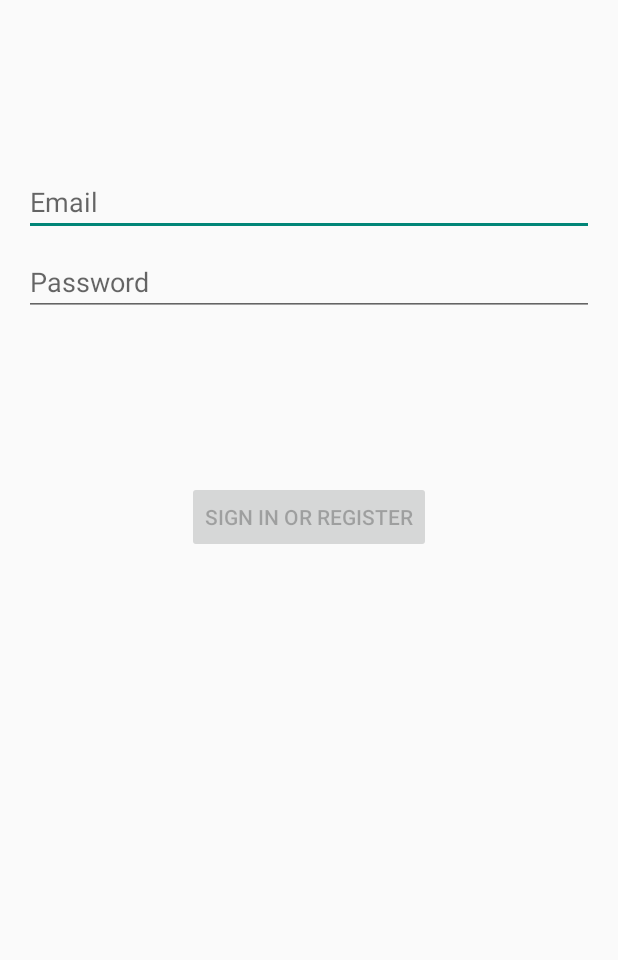
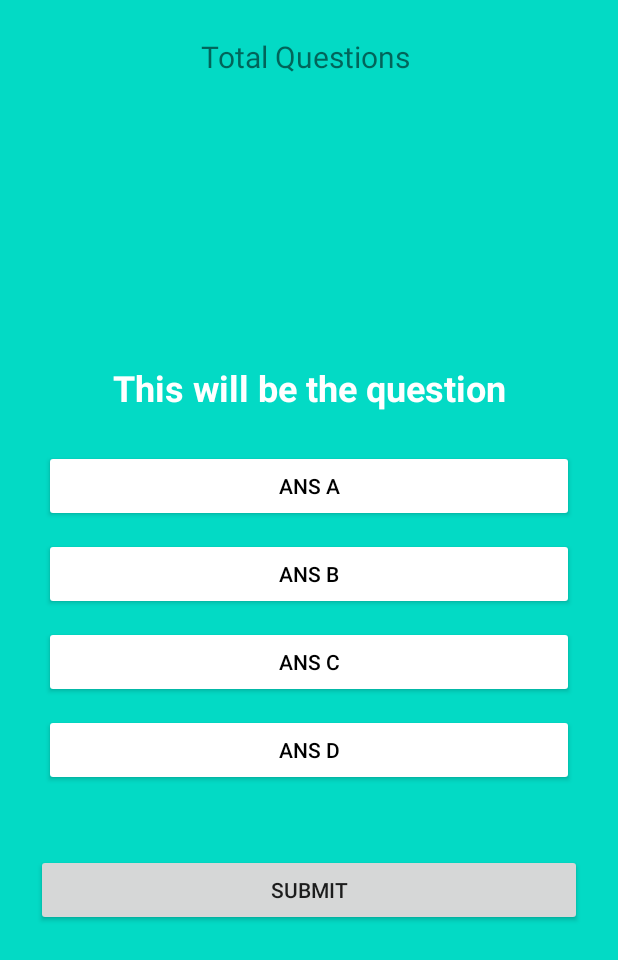
Before and after one commit to rainsquad/Tranqil_Doctor_AppointmentChanneling_App, an Android app: the Questionnaire1 screen opened directly, with no data from a screen before it, on a phone screen of 412 x 824 dp. Shown: the top 960 px of the screen. Run offline under Robolectric (Android 15) with nearby library versions, the phone set to English and light mode, and no system bars.

Commit message:
final commit

```diff
--- a/app/src/main/res/layout/activity_questionnaire1.xml
+++ b/app/src/main/res/layout/activity_questionnaire1.xml
@@ -1,69 +1,87 @@
 <?xml version="1.0" encoding="utf-8"?>
-<androidx.constraintlayout.widget.ConstraintLayout xmlns:android="http://schemas.android.com/apk/res/android"
+<RelativeLayout xmlns:android="http://schemas.android.com/apk/res/android"
     xmlns:app="http://schemas.android.com/apk/res-auto"
     xmlns:tools="http://schemas.android.com/tools"
-    android:id="@+id/container"
     android:layout_width="match_parent"
     android:layout_height="match_parent"
-    android:paddingLeft="@dimen/activity_horizontal_margin"
-    android:paddingTop="@dimen/activity_vertical_margin"
-    android:paddingRight="@dimen/activity_horizontal_margin"
-    android:paddingBottom="@dimen/activity_vertical_margin"
+    android:background="@color/teal_200"
+    android:padding="24dp"
     tools:context=".MainActivities.Questionnaire1">
 
-    <EditText
-        android:id="@+id/username"
-        android:layout_width="0dp"
+    <TextView
+        android:layout_width="wrap_content"
         android:layout_height="wrap_content"
-        android:layout_marginTop="96dp"
-        android:hint="@string/prompt_email"
-        android:inputType="textEmailAddress"
-        android:selectAllOnFocus="true"
-        app:layout_constraintEnd_toEndOf="parent"
-        app:layout_constraintStart_toStartOf="parent"
-        app:layout_constraintTop_toTopOf="parent" />
+        android:id="@+id/total_question"
+        android:text="Total Questions "
+        android:layout_centerHorizontal="true"
+        android:textSize="20dp"/>
 
-    <EditText
-        android:id="@+id/password"
-        android:layout_width="0dp"
+
+    <TextView
+        android:layout_width="match_parent"
         android:layout_height="wrap_content"
-        android:layout_marginTop="8dp"
-        android:hint="@string/prompt_password"
-        android:imeActionLabel="@string/action_sign_in_short"
-        android:imeOptions="actionDone"
-        android:inputType="textPassword"
-        android:selectAllOnFocus="true"
-        app:layout_constraintEnd_toEndOf="parent"
-        app:layout_constraintStart_toStartOf="parent"
-        app:layout_constraintTop_toBottomOf="@+id/username" />
+        android:id="@+id/question"
+        android:textStyle="bold"
+        android:text="This will be the question"
+        android:textColor="@color/white"
+        android:textSize="24dp"
+        android:textAlignment="center"
+        android:layout_margin="20dp"
+        android:layout_above="@id/choices_layout"/>
+
+
+    <LinearLayout
+        android:layout_width="match_parent"
+        android:layout_height="wrap_content"
+        android:id="@+id/choices_layout"
+        android:layout_centerInParent="true"
+        android:orientation="vertical">
+
+        <Button
+            android:layout_width="match_parent"
+            android:layout_height="wrap_content"
+            android:id="@+id/ans_A"
+            android:layout_margin="5dp"
+            android:backgroundTint="@color/white"
+            android:text="Ans A"
+            android:textColor="@color/black"/>
+
+        <Button
+            android:layout_width="match_parent"
+            android:layout_height="wrap_content"
+            android:id="@+id/ans_B"
+            android:layout_margin="5dp"
+            android:backgroundTint="@color/white"
+            android:text="Ans B"
+            android:textColor="@color/black"/>
+
+        <Button
+            android:layout_width="match_parent"
+            android:layout_height="wrap_content"
+            android:id="@+id/ans_C"
+            android:layout_margin="5dp"
+            android:backgroundTint="@color/white"
+            android:text="Ans C"
+            android:textColor="@color/black"/>
+        <Button
+            android:layout_width="match_parent"
+            android:layout_height="wrap_content"
+            android:id="@+id/ans_D"
+            android:layout_margin="5dp"
+            android:backgroundTint="@color/white"
+            android:text="Ans D"
+            android:textColor="@color/black"/>
+
+    </LinearLayout>
 
     <Button
-        android:id="@+id/login"
-        android:layout_width="wrap_content"
+        android:layout_width="match_parent"
         android:layout_height="wrap_content"
-        android:layout_gravity="start"
-        android:layout_marginTop="16dp"
-        android:layout_marginBottom="64dp"
-        android:enabled="false"
-        android:text="@string/action_sign_in"
-        app:layout_constraintBottom_toBottomOf="parent"
-        app:layout_constraintEnd_toEndOf="parent"
-        app:layout_constraintStart_toStartOf="parent"
-        app:layout_constraintTop_toBottomOf="@+id/password"
-        app:layout_constraintVertical_bias="0.2" />
+        android:id="@+id/submit_btn"
+        android:text="Submit"
+        android:layout_below="@id/choices_layout"
+        android:layout_marginTop="40dp"/>
 
-    <ProgressBar
-        android:id="@+id/loading"
-        android:layout_width="wrap_content"
-        android:layout_height="wrap_content"
-        android:layout_gravity="center"
-        android:layout_marginTop="64dp"
-        android:layout_marginBottom="64dp"
-        android:visibility="gone"
-        app:layout_constraintBottom_toBottomOf="parent"
-        app:layout_constraintEnd_toEndOf="@+id/password"
-        app:layout_constraintStart_toStartOf="@+id/password"
-        app:layout_constraintTop_toTopOf="parent"
-        app:layout_constraintVertical_bias="0.3" />
 
-</androidx.constraintlayout.widget.ConstraintLayout>
+
+</RelativeLayout>
```
